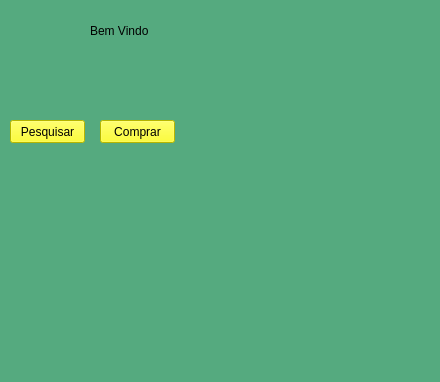
First picture: the form in arquivos_ui/TelaInicial.ui, repository programming-island/Biblioteca2.0, before the edit.
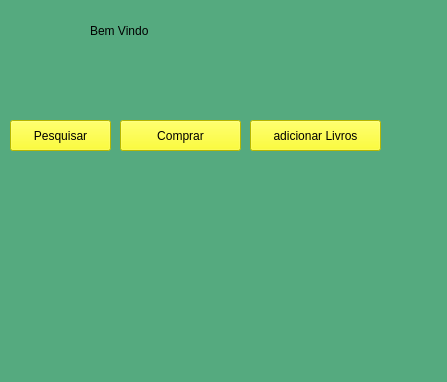
Second picture: the form after the edit. Icons and pictures are not drawn.

Commit message: criando script de buscar livros

```diff
--- a/arquivos_ui/TelaInicial.ui
+++ b/arquivos_ui/TelaInicial.ui
@@ -6,7 +6,7 @@
    <rect>
     <x>0</x>
     <y>0</y>
-    <width>440</width>
+    <width>447</width>
     <height>382</height>
    </rect>
   </property>
@@ -49,8 +49,8 @@
      <rect>
       <x>10</x>
       <y>120</y>
-      <width>75</width>
-      <height>23</height>
+      <width>101</width>
+      <height>31</height>
      </rect>
     </property>
     <property name="styleSheet">
@@ -73,10 +73,10 @@
    <widget class="QPushButton" name="btncomprar">
     <property name="geometry">
      <rect>
-      <x>100</x>
+      <x>120</x>
       <y>120</y>
-      <width>75</width>
-      <height>23</height>
+      <width>121</width>
+      <height>31</height>
      </rect>
     </property>
     <property name="styleSheet">
@@ -87,7 +87,33 @@
     </property>
     <property name="icon">
      <iconset>
-      <normaloff>icons/carrinho-de-compras.png</normaloff>icons/carrinho-de-compras.png</iconset>
+      <normaloff>../icons/carrinho-de-compras.png</normaloff>../icons/carrinho-de-compras.png</iconset>
+    </property>
+   </widget>
+   <widget class="QPushButton" name="btnADDLivros">
+    <property name="geometry">
+     <rect>
+      <x>250</x>
+      <y>120</y>
+      <width>131</width>
+      <height>31</height>
+     </rect>
+    </property>
+    <property name="styleSheet">
+     <string notr="true">background-color: rgb(255, 255, 0);</string>
+    </property>
+    <property name="text">
+     <string>adicionar Livros</string>
+    </property>
+    <property name="icon">
+     <iconset>
+      <normaloff>../icons/livro.png</normaloff>../icons/livro.png</iconset>
+    </property>
+    <property name="iconSize">
+     <size>
+      <width>16</width>
+      <height>16</height>
+     </size>
     </property>
    </widget>
   </widget>
```
Left out of the diff: 2 changed lines with no effect on the pictures. The commit also changes 51 other files.
